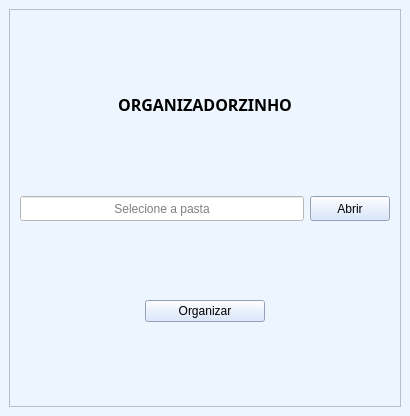
This is ui_organizer.ui in lemostrash/Organizadorzinho as Qt 5 draws it before an edit. The edited form follows.
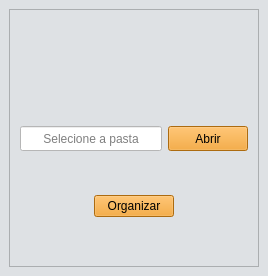
This is the edited form. Icons and pictures are not drawn.

What changed in the file:
```diff
--- a/ui_organizer.ui
+++ b/ui_organizer.ui
@@ -6,15 +6,30 @@
    <rect>
     <x>0</x>
     <y>0</y>
-    <width>410</width>
-    <height>416</height>
+    <width>268</width>
+    <height>276</height>
    </rect>
   </property>
+  <property name="minimumSize">
+   <size>
+    <width>268</width>
+    <height>276</height>
+   </size>
+  </property>
+  <property name="maximumSize">
+   <size>
+    <width>268</width>
+    <height>276</height>
+   </size>
+  </property>
+  <property name="acceptDrops">
+   <bool>true</bool>
+  </property>
   <property name="windowTitle">
    <string>MainWindow</string>
   </property>
   <property name="styleSheet">
-   <string notr="true">background-color: rgb(237, 246, 255);</string>
+   <string notr="true">background-color: rgb(222, 225, 228);</string>
   </property>
   <widget class="QWidget" name="centralwidget">
    <layout class="QVBoxLayout" name="verticalLayout_2">
@@ -22,8 +37,8 @@
      <widget class="QFrame" name="frame">
       <property name="maximumSize">
        <size>
-        <width>16777215</width>
-        <height>16777215</height>
+        <width>268</width>
+        <height>276</height>
        </size>
       </property>
       <property name="styleSheet">
@@ -56,10 +71,10 @@
           </font>
          </property>
          <property name="styleSheet">
-          <string notr="true">background-color: rgb(237, 246, 255);</string>
+          <string notr="true">background-color: rgb(222, 225, 228);</string>
          </property>
          <property name="text">
-          <string>&lt;html&gt;&lt;head/&gt;&lt;body&gt;&lt;p align=&quot;center&quot;&gt;&lt;img src=&quot;_imgs/icone2.png&quot;/&gt;&lt;/p&gt;&lt;p align=&quot;center&quot;&gt;&lt;span style=&quot; font-size:12pt; font-weight:600;&quot;&gt;ORGANIZADORZINHO&lt;/span&gt;&lt;/p&gt;&lt;/body&gt;&lt;/html&gt;</string>
+          <string>&lt;html&gt;&lt;head/&gt;&lt;body&gt;&lt;p align=&quot;center&quot;&gt;&lt;img src=&quot;_imgs/icone2.png&quot;/&gt;&lt;/p&gt;&lt;/body&gt;&lt;/html&gt;</string>
          </property>
         </widget>
        </item>
@@ -76,6 +91,9 @@
            <property name="styleSheet">
             <string notr="true">background-color: rgb(255, 255, 255);</string>
            </property>
+           <property name="text">
+            <string/>
+           </property>
            <property name="alignment">
             <set>Qt::AlignCenter</set>
            </property>
@@ -96,7 +114,7 @@
             <cursorShape>PointingHandCursor</cursorShape>
            </property>
            <property name="styleSheet">
-            <string notr="true">background-color: rgb(207, 224, 255);</string>
+            <string notr="true">background-color: rgb(241, 150, 22);</string>
            </property>
            <property name="text">
             <string>Abrir</string>
@@ -120,7 +138,7 @@
             <cursorShape>PointingHandCursor</cursorShape>
            </property>
            <property name="styleSheet">
-            <string notr="true">background-color: rgb(207, 224, 255);</string>
+            <string notr="true">background-color: rgb(241, 150, 22);</string>
            </property>
            <property name="text">
             <string>Organizar</string>
```
Left out of the diff: 15 changed lines with no effect on the pictures.
